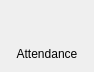
Qt form Teachers/Misc/Templates/nav.ui (ZVDCM/Horace) before a commit.
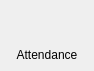
The same form after that commit. Icons and pictures are not drawn.

```diff
--- a/Teachers/Misc/Templates/nav.ui
+++ b/Teachers/Misc/Templates/nav.ui
@@ -7,15 +7,45 @@
     <x>0</x>
     <y>0</y>
     <width>94</width>
-    <height>67</height>
+    <height>71</height>
    </rect>
   </property>
   <property name="windowTitle">
    <string/>
   </property>
+  <layout class="QVBoxLayout" name="verticalLayout_2">
+   <property name="spacing">
+    <number>0</number>
+   </property>
+   <property name="leftMargin">
+    <number>0</number>
+   </property>
+   <property name="topMargin">
+    <number>0</number>
+   </property>
+   <property name="rightMargin">
+    <number>0</number>
+   </property>
+   <property name="bottomMargin">
+    <number>0</number>
+   </property>
+   <item>
+    <widget class="QWidget" name="" native="true">
   <layout class="QVBoxLayout" name="verticalLayout">
-   <property name="sizeConstraint">
-    <enum>QLayout::SetMinimumSize</enum>
+      <property name="spacing">
+       <number>0</number>
+      </property>
+      <property name="leftMargin">
+       <number>0</number>
+      </property>
+      <property name="topMargin">
+       <number>0</number>
+      </property>
+      <property name="rightMargin">
+       <number>0</number>
+      </property>
+      <property name="bottomMargin">
+       <number>0</number>
    </property>
    <item>
     <widget class="QLabel" name="lbl_icon">
@@ -68,6 +98,9 @@
      <property name="alignment">
       <set>Qt::AlignCenter</set>
      </property>
+       </widget>
+      </item>
+     </layout>
     </widget>
    </item>
   </layout>
```
Lines whose indentation alone changed are shown as unchanged.
